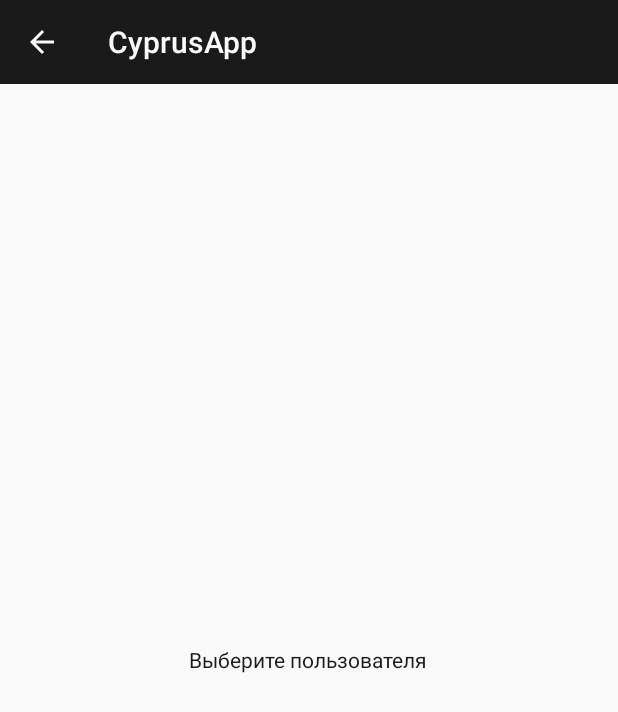
After one commit to jamesvanhallen/CyprusApp, an Android app: the fragment EmptyFragment placed in its activity, on a phone screen of 412 x 824 dp. The commit adds this screen. Shown: the top 712 px of the screen. Run offline under Robolectric (Android 15) with nearby library versions, the phone set to English and light mode, and no system bars; our stand-ins replace ButterKnife, CircleImageView.

Commit message:
tablet customize implemented

```diff
--- /dev/null
+++ b/app/src/main/java/com/james/cyprusapp/EmptyFragment.java
@@ -0,0 +1,22 @@
+package com.james.cyprusapp;
+
+import android.os.Bundle;
+import android.support.annotation.Nullable;
+import android.support.v4.app.Fragment;
+import android.view.LayoutInflater;
+import android.view.View;
+import android.view.ViewGroup;
+
+/**
+ * Created by fappsilya on 14.10.15.
+ */
+public class EmptyFragment extends Fragment {
+
+    @Nullable
+    @Override
+    public View onCreateView(LayoutInflater inflater, ViewGroup container, Bundle savedInstanceState) {
+        View v = inflater.inflate(R.layout.fragment_empty, container, false);
+
+        return v;
+    }
+}
--- /dev/null
+++ b/app/src/main/res/layout-large/activity_main.xml
@@ -0,0 +1,37 @@
+<LinearLayout
+    xmlns:android="http://schemas.android.com/apk/res/android"
+    xmlns:app="http://schemas.android.com/apk/res-auto"
+    android:layout_width="match_parent"
+    android:orientation="vertical"
+    android:layout_height="match_parent">
+
+
+    <android.support.v7.widget.Toolbar
+        android:id="@+id/toolbar"
+        android:background="@color/black"
+        android:layout_width="match_parent"
+        android:layout_height="?attr/actionBarSize"
+        app:popupTheme="@style/ThemeOverlay.AppCompat.Light"
+        app:theme="@style/ThemeOverlay.AppCompat.ActionBar" />
+
+    <LinearLayout
+        android:layout_width="match_parent"
+        android:layout_height="match_parent"
+        android:orientation="horizontal">
+
+        <FrameLayout
+            android:layout_width="0dp"
+            android:layout_weight="1"
+            android:layout_height="match_parent"
+            android:id="@+id/container"/>
+
+        <FrameLayout
+            android:layout_width="0dp"
+            android:layout_weight="1"
+            android:layout_height="match_parent"
+            android:id="@+id/container2"/>
+
+
+    </LinearLayout>
+
+</LinearLayout>
--- /dev/null
+++ b/app/src/main/res/layout/fragment_empty.xml
@@ -0,0 +1,13 @@
+<?xml version="1.0" encoding="utf-8"?>
+<RelativeLayout xmlns:android="http://schemas.android.com/apk/res/android"
+    android:layout_width="match_parent"
+    android:layout_height="match_parent">
+
+    <TextView
+        android:layout_width="wrap_content"
+        android:layout_height="wrap_content"
+        android:text="Выберите пользователя"
+        android:textColor="@color/black"
+        android:layout_centerInParent="true"/>
+
+</RelativeLayout>
```
Also changed, not shown: app/src/main/java/com/james/cyprusapp/MainActivity.java (+38 -3 lines), app/src/main/java/com/james/cyprusapp/MainFragment.java (+28 -4 lines), app/src/main/java/com/james/cyprusapp/UserCreateFragment.java (+19 -6 lines).
